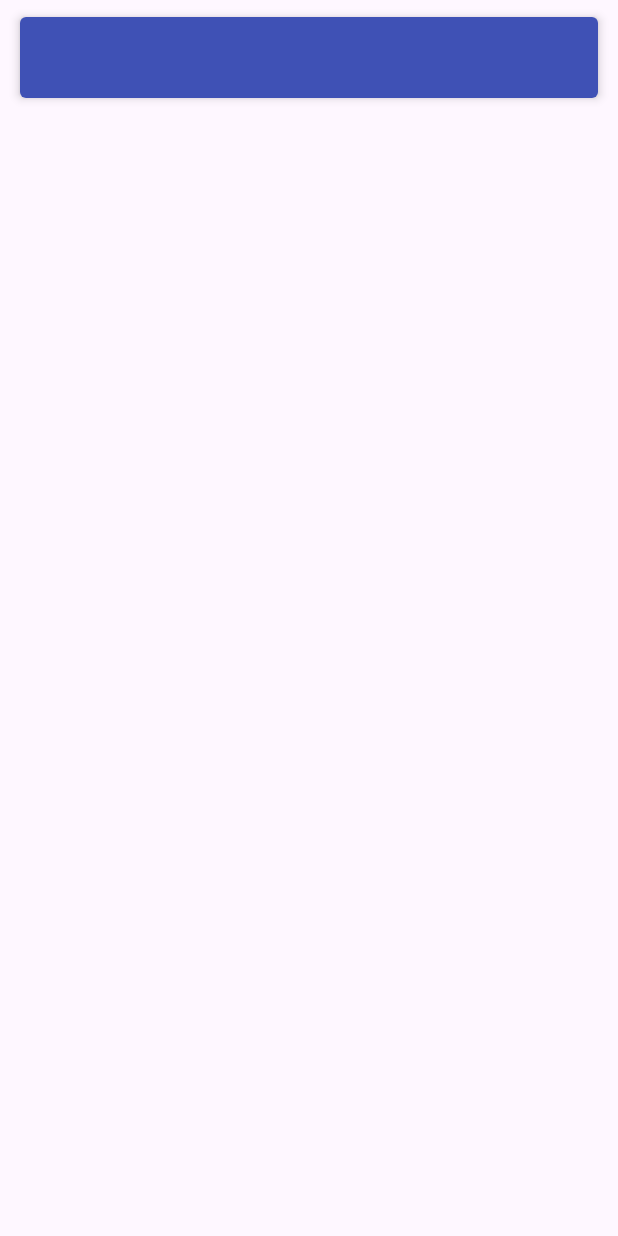
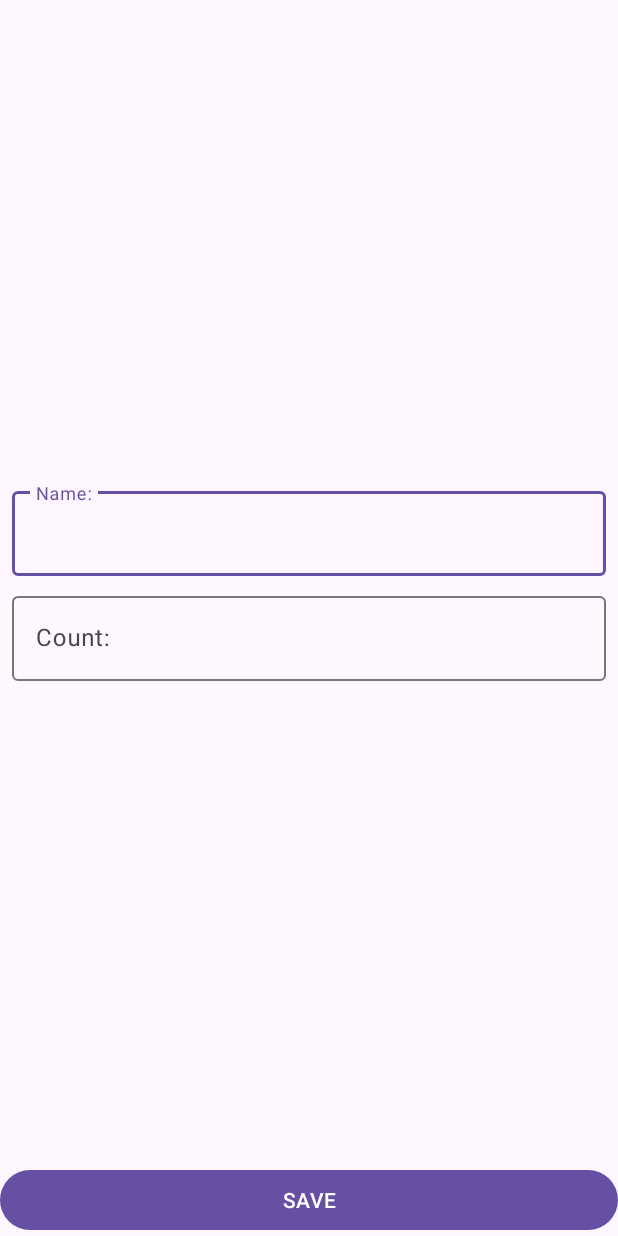
Before and after one commit to UserInside/ShoppingList, an Android app: the ShoppingItemActivity screen opened directly, with no data from a screen before it, on a phone screen of 412 x 824 dp. Run offline under Robolectric (Android 15) with nearby library versions, the phone set to English and light mode, and no system bars.

```diff
--- a/app/src/main/java/com/example/shoppinglist/presentation/ShoppingItemActivity.kt
+++ b/app/src/main/java/com/example/shoppinglist/presentation/ShoppingItemActivity.kt
@@ -1,14 +1,67 @@
 package com.example.shoppinglist.presentation
 
+import android.content.Context
+import android.content.Intent
+import android.os.Bundle
+import android.widget.Button
+import android.widget.Toast
 import androidx.appcompat.app.AppCompatActivity
-import android.os.Bundle
+import androidx.lifecycle.ViewModel
+import androidx.lifecycle.ViewModelProvider
 import com.example.shoppinglist.R
+import com.google.android.material.textfield.TextInputEditText
+import com.google.android.material.textfield.TextInputLayout
 
 class ShoppingItemActivity : AppCompatActivity() {
-    lateinit var viewModel: ShoppingItemViewModel
+
+    private lateinit var viewModel: ViewModel
+
+    private lateinit var tilName: TextInputLayout
+    private lateinit var etName: TextInputLayout
+    private lateinit var tilAmount: TextInputEditText
+    private lateinit var etAmount: TextInputEditText
+    private lateinit var btnSave: Button
+
     override fun onCreate(savedInstanceState: Bundle?) {
         super.onCreate(savedInstanceState)
-        setContentView(R.layout.shopping_item_enabled)
-        viewModel.errorInputAmount.value
+        setContentView(R.layout.activity_shopping_item)
+        initViews()
+        viewModel = ViewModelProvider(this)[ShoppingItemViewModel::class.java]
+
+    }
+
+    private fun parseIntent() {
+        //todo if (intent) and launchmodes
+    }
+
+    private fun initViews() {
+        tilName = findViewById(R.id.til_name)
+        etName = findViewById(R.id.et_name)
+        tilAmount = findViewById(R.id.til_amount)
+        etAmount = findViewById(R.id.et_amount)
+        btnSave = findViewById(R.id.btn_save)
+    }
+
+    companion object {
+
+        private const val EXTRA_LAUNCH_MODE = "extra_launch_mode"
+        private const val EXTRA_SHOPPING_ITEM_ID = "extra_shopping_item_mode"
+        private const val MODE_ADD = "mode_add"
+        private const val MODE_EDIT = "mode_edit"
+
+        fun newIntentAddItem(context: Context): Intent {
+            val intent = Intent(context, ShoppingItemActivity::class.java)
+            intent.putExtra(EXTRA_LAUNCH_MODE, MODE_ADD)
+            return intent
+        }
+
+        fun newIntentEditItem(context: Context, shoppingItemId: Int): Intent {
+            val intent = Intent(context, ShoppingItemActivity::class.java)
+            intent.putExtra(EXTRA_LAUNCH_MODE, MODE_EDIT)
+            intent.putExtra(EXTRA_SHOPPING_ITEM_ID, shoppingItemId)
+            return intent
+        }
+
+
     }
 }
--- a/app/src/main/res/layout/activity_shopping_item.xml
+++ b/app/src/main/res/layout/activity_shopping_item.xml
@@ -11,13 +11,14 @@
         android:layout_marginStart="8dp"
         android:layout_marginEnd="8dp"
         android:layout_marginBottom="4dp"
-        app:layout_constraintBottom_toTopOf="@id/til_count"
+        app:layout_constraintBottom_toTopOf="@id/et_name"
         app:layout_constraintEnd_toEndOf="parent"
         app:layout_constraintStart_toStartOf="parent"
         app:layout_constraintTop_toTopOf="parent"
         app:layout_constraintVertical_chainStyle="packed">
 
         <com.google.android.material.textfield.TextInputEditText
+            android:id="@+id/til_amount"
             android:layout_width="match_parent"
             android:layout_height="wrap_content"
             android:hint="@string/til_hint_name"
@@ -26,7 +27,7 @@
     </com.google.android.material.textfield.TextInputLayout>
 
     <com.google.android.material.textfield.TextInputLayout
-        android:id="@+id/til_count"
+        android:id="@+id/et_name"
         android:layout_width="0dp"
         android:layout_height="wrap_content"
         android:layout_marginStart="8dp"
@@ -38,6 +39,7 @@
         app:layout_constraintTop_toBottomOf="@id/til_name">
 
         <com.google.android.material.textfield.TextInputEditText
+            android:id="@+id/et_amount"
             android:layout_width="match_parent"
             android:layout_height="wrap_content"
             android:hint="@string/til_hint_count"
```
Also changed, not shown: app/src/main/java/com/example/shoppinglist/presentation/MainActivity.kt (+9 -2 lines).
